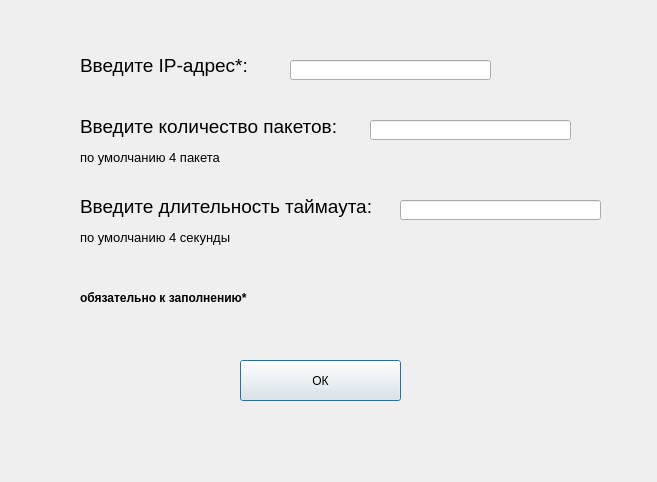
This is windows/inputForPing.ui in canadianFisherman/systemAdminHelper as Qt 5 draws it before an edit. The edited form follows.
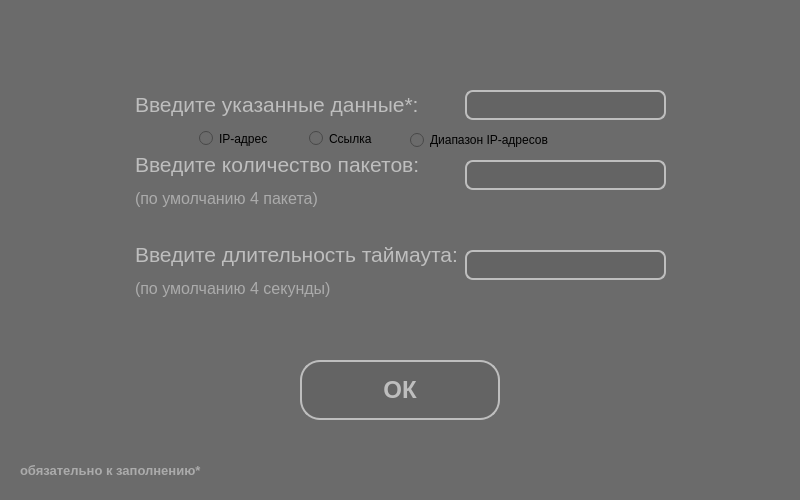
This is the edited form.

```diff
--- a/windows/inputForPing.ui
+++ b/windows/inputForPing.ui
@@ -6,34 +6,51 @@
    <rect>
     <x>0</x>
     <y>0</y>
-    <width>657</width>
-    <height>482</height>
+    <width>800</width>
+    <height>500</height>
    </rect>
   </property>
   <property name="minimumSize">
    <size>
-    <width>657</width>
-    <height>482</height>
+    <width>800</width>
+    <height>500</height>
    </size>
   </property>
   <property name="maximumSize">
    <size>
-    <width>657</width>
-    <height>482</height>
+    <width>800</width>
+    <height>500</height>
    </size>
   </property>
   <property name="windowTitle">
    <string>Ввод информации</string>
   </property>
+  <property name="styleSheet">
+   <string notr="true">background-color: rgb(107, 107, 107);</string>
+  </property>
   <widget class="QPushButton" name="pb_OK">
    <property name="geometry">
     <rect>
-     <x>240</x>
+     <x>300</x>
      <y>360</y>
-     <width>161</width>
-     <height>41</height>
+     <width>200</width>
+     <height>60</height>
     </rect>
    </property>
+   <property name="font">
+    <font>
+     <pointsize>18</pointsize>
+     <weight>75</weight>
+     <bold>true</bold>
+    </font>
+   </property>
+   <property name="styleSheet">
+    <string notr="true">border-radius: 20;
+color: rgb(190, 190, 190);
+background-color: rgb(100, 100, 100);
+border: 2px solid;
+border-color: rgb(190, 190, 190);</string>
+   </property>
    <property name="text">
     <string>ОК</string>
    </property>
@@ -41,51 +58,79 @@
   <widget class="QLabel" name="label">
    <property name="geometry">
     <rect>
-     <x>80</x>
-     <y>50</y>
-     <width>251</width>
-     <height>31</height>
+     <x>135</x>
+     <y>90</y>
+     <width>331</width>
+     <height>30</height>
     </rect>
    </property>
+   <property name="font">
+    <font>
+     <pointsize>10</pointsize>
+    </font>
+   </property>
+   <property name="styleSheet">
+    <string notr="true">color: rgb(190, 190, 190);
+</string>
+   </property>
    <property name="text">
-    <string>&lt;html&gt;&lt;head/&gt;&lt;body&gt;&lt;p&gt;&lt;span style=&quot; font-size:14pt;&quot;&gt;Введите IP-адрес*:&lt;/span&gt;&lt;/p&gt;&lt;/body&gt;&lt;/html&gt;</string>
+    <string>&lt;html&gt;&lt;head/&gt;&lt;body&gt;&lt;p&gt;&lt;span style=&quot; font-size:16pt;&quot;&gt;Введите указанные данные*:&lt;/span&gt;&lt;/p&gt;&lt;/body&gt;&lt;/html&gt;</string>
    </property>
   </widget>
   <widget class="QLabel" name="label_2">
    <property name="geometry">
     <rect>
-     <x>80</x>
-     <y>110</y>
-     <width>271</width>
-     <height>61</height>
+     <x>135</x>
+     <y>150</y>
+     <width>331</width>
+     <height>60</height>
     </rect>
    </property>
+   <property name="styleSheet">
+    <string notr="true"/>
+   </property>
    <property name="text">
-    <string>&lt;html&gt;&lt;head/&gt;&lt;body&gt;&lt;p&gt;&lt;span style=&quot; font-size:14pt;&quot;&gt;Введите количество пакетов:&lt;/span&gt;&lt;/p&gt;&lt;p&gt;&lt;span style=&quot; font-size:10pt;&quot;&gt;по умолчанию 4 пакета&lt;/span&gt;&lt;/p&gt;&lt;/body&gt;&lt;/html&gt;</string>
+    <string>&lt;html&gt;&lt;head/&gt;&lt;body&gt;&lt;p&gt;&lt;span style=&quot; font-size:16pt; color:#bebebe;&quot;&gt;Введите количество пакетов:&lt;/span&gt;&lt;/p&gt;&lt;p&gt;&lt;span style=&quot; font-size:12pt; color:#ababab;&quot;&gt;(по умолчанию 4 пакета)&lt;/span&gt;&lt;/p&gt;&lt;/body&gt;&lt;/html&gt;</string>
    </property>
   </widget>
   <widget class="QLabel" name="label_3">
    <property name="geometry">
     <rect>
-     <x>80</x>
-     <y>190</y>
-     <width>291</width>
-     <height>61</height>
+     <x>135</x>
+     <y>240</y>
+     <width>331</width>
+     <height>60</height>
     </rect>
    </property>
+   <property name="font">
+    <font>
+     <pointsize>10</pointsize>
+    </font>
+   </property>
+   <property name="styleSheet">
+    <string notr="true"/>
+   </property>
    <property name="text">
-    <string>&lt;html&gt;&lt;head/&gt;&lt;body&gt;&lt;p&gt;&lt;span style=&quot; font-size:14pt;&quot;&gt;Введите длительность таймаута:&lt;/span&gt;&lt;/p&gt;&lt;p&gt;&lt;span style=&quot; font-size:10pt;&quot;&gt;по умолчанию 4 секунды&lt;/span&gt;&lt;/p&gt;&lt;/body&gt;&lt;/html&gt;</string>
+    <string>&lt;html&gt;&lt;head/&gt;&lt;body&gt;&lt;p&gt;&lt;span style=&quot; font-size:16pt; color:#bebebe;&quot;&gt;Введите длительность таймаута:&lt;/span&gt;&lt;/p&gt;&lt;p&gt;&lt;span style=&quot; font-size:12pt; color:#ababab;&quot;&gt;(по умолчанию 4 секунды)&lt;/span&gt;&lt;/p&gt;&lt;/body&gt;&lt;/html&gt;</string>
    </property>
   </widget>
   <widget class="QLabel" name="label_4">
    <property name="geometry">
     <rect>
-     <x>80</x>
-     <y>290</y>
-     <width>181</width>
-     <height>16</height>
+     <x>20</x>
+     <y>455</y>
+     <width>201</width>
+     <height>31</height>
     </rect>
    </property>
+   <property name="font">
+    <font>
+     <pointsize>10</pointsize>
+    </font>
+   </property>
+   <property name="styleSheet">
+    <string notr="true">color: rgb(171, 171, 171);</string>
+   </property>
    <property name="text">
     <string>&lt;html&gt;&lt;head/&gt;&lt;body&gt;&lt;p&gt;&lt;span style=&quot; font-weight:600;&quot;&gt;обязательно к заполнению*&lt;/span&gt;&lt;/p&gt;&lt;/body&gt;&lt;/html&gt;</string>
    </property>
@@ -93,32 +138,95 @@
   <widget class="QLineEdit" name="le_ip">
    <property name="geometry">
     <rect>
-     <x>290</x>
-     <y>60</y>
+     <x>465</x>
+     <y>90</y>
      <width>201</width>
-     <height>20</height>
+     <height>30</height>
     </rect>
    </property>
+   <property name="styleSheet">
+    <string notr="true">border-radius: 8;
+color: rgb(190, 190, 190);
+background-color: rgb(100, 100, 100);
+border: 2px solid;
+border-color: rgb(190, 190, 190);</string>
+   </property>
   </widget>
   <widget class="QLineEdit" name="le_packets">
    <property name="geometry">
     <rect>
-     <x>370</x>
-     <y>120</y>
+     <x>465</x>
+     <y>160</y>
      <width>201</width>
-     <height>20</height>
+     <height>30</height>
     </rect>
    </property>
+   <property name="styleSheet">
+    <string notr="true">border-radius: 8;
+color: rgb(190, 190, 190);
+background-color: rgb(100, 100, 100);
+border: 2px solid;
+border-color: rgb(190, 190, 190);</string>
+   </property>
   </widget>
   <widget class="QLineEdit" name="le_timeout">
    <property name="geometry">
     <rect>
-     <x>400</x>
-     <y>200</y>
+     <x>465</x>
+     <y>250</y>
      <width>201</width>
+     <height>30</height>
+    </rect>
+   </property>
+   <property name="styleSheet">
+    <string notr="true">border-radius: 8;
+color: rgb(190, 190, 190);
+background-color: rgb(100, 100, 100);
+border: 2px solid;
+border-color: rgb(190, 190, 190);</string>
+   </property>
+   <property name="text">
+    <string/>
+   </property>
+  </widget>
+  <widget class="QRadioButton" name="rb_ip">
+   <property name="geometry">
+    <rect>
+     <x>199</x>
+     <y>130</y>
+     <width>82</width>
+     <height>17</height>
+    </rect>
+   </property>
+   <property name="text">
+    <string>IP-адрес</string>
+   </property>
+  </widget>
+  <widget class="QRadioButton" name="rb_link">
+   <property name="geometry">
+    <rect>
+     <x>309</x>
+     <y>130</y>
+     <width>82</width>
+     <height>17</height>
+    </rect>
+   </property>
+   <property name="text">
+    <string>Ссылка</string>
+   </property>
+  </widget>
+  <widget class="QRadioButton" name="rb_range">
+   <property name="geometry">
+    <rect>
+     <x>410</x>
+     <y>130</y>
+     <width>141</width>
      <height>20</height>
     </rect>
    </property>
+   <property name="text">
+    <string>Диапазон IP-адресов</string>
+   </property>
   </widget>
  </widget>
  <resources/>
```
